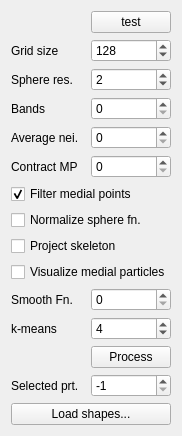
This is particles/particles-widget.ui in ialhashim/ddtt-dev as Qt 5 draws it before an edit. The edited form follows.
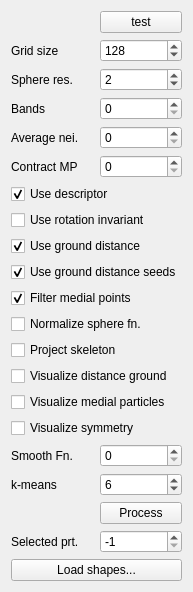
This is the edited form.

Commit message: [particles] looking into symmetry analysis.

What changed in the file:
```diff
--- a/particles/particles-widget.ui
+++ b/particles/particles-widget.ui
@@ -7,13 +7,47 @@
     <x>0</x>
     <y>0</y>
     <width>173</width>
-    <height>422</height>
+    <height>588</height>
    </rect>
   </property>
   <property name="windowTitle">
    <string>Particles</string>
   </property>
   <layout class="QGridLayout" name="gridLayout">
+   <item row="13" column="0" colspan="2">
+    <widget class="QCheckBox" name="projectSkeleton">
+     <property name="text">
+      <string>Project skeleton</string>
+     </property>
+    </widget>
+   </item>
+   <item row="22" column="0" colspan="2">
+    <widget class="QPushButton" name="loadShapes">
+     <property name="text">
+      <string>Load shapes...</string>
+     </property>
+    </widget>
+   </item>
+   <item row="21" column="0">
+    <widget class="QLabel" name="label">
+     <property name="text">
+      <string>Selected prt.</string>
+     </property>
+    </widget>
+   </item>
+   <item row="3" column="1">
+    <widget class="QSpinBox" name="bands">
+     <property name="minimum">
+      <number>0</number>
+     </property>
+     <property name="maximum">
+      <number>120</number>
+     </property>
+     <property name="value">
+      <number>0</number>
+     </property>
+    </widget>
+   </item>
    <item row="0" column="1">
     <widget class="QPushButton" name="testButton">
      <property name="text">
@@ -21,40 +55,8 @@
      </property>
     </widget>
    </item>
-   <item row="4" column="0">
-    <widget class="QLabel" name="avgNeighItersLabel">
-     <property name="text">
-      <string>Average nei.</string>
-     </property>
-    </widget>
-   </item>
-   <item row="15" column="0">
-    <widget class="QLabel" name="label">
-     <property name="text">
-      <string>Selected prt.</string>
-     </property>
-    </widget>
-   </item>
-   <item row="16" column="0" colspan="2">
-    <widget class="QPushButton" name="loadShapes">
-     <property name="text">
-      <string>Load shapes...</string>
-     </property>
-    </widget>
-   </item>
-   <item row="14" column="1">
-    <widget class="QPushButton" name="processShapesButton">
-     <property name="text">
-      <string>Process</string>
-     </property>
-    </widget>
-   </item>
-   <item row="9" column="0" colspan="2">
-    <widget class="QCheckBox" name="projectSkeleton">
-     <property name="text">
-      <string>Project skeleton</string>
-     </property>
-    </widget>
+   <item row="5" column="1">
+    <widget class="QSpinBox" name="contractMedial"/>
    </item>
    <item row="1" column="1">
     <widget class="QSpinBox" name="gridsize">
@@ -69,23 +71,34 @@
      </property>
     </widget>
    </item>
-   <item row="3" column="1">
-    <widget class="QSpinBox" name="bands">
-     <property name="minimum">
-      <number>0</number>
+   <item row="2" column="0">
+    <widget class="QLabel" name="label_3">
+     <property name="text">
+      <string>Sphere res.</string>
      </property>
+    </widget>
+   </item>
+   <item row="10" column="0" colspan="2">
+    <widget class="QCheckBox" name="useGroundDistSeed">
+     <property name="text">
+      <string>Use ground distance seeds</string>
+     </property>
+     <property name="checked">
+      <bool>true</bool>
+     </property>
+    </widget>
+   </item>
+   <item row="2" column="1">
+    <widget class="QSpinBox" name="sphereResolution">
      <property name="maximum">
-      <number>120</number>
+      <number>12</number>
      </property>
      <property name="value">
-      <number>0</number>
+      <number>2</number>
      </property>
     </widget>
    </item>
-   <item row="5" column="1">
-    <widget class="QSpinBox" name="contractMedial"/>
-   </item>
-   <item row="17" column="1">
+   <item row="23" column="1">
     <spacer name="verticalSpacer">
      <property name="orientation">
       <enum>Qt::Vertical</enum>
@@ -98,61 +111,13 @@
      </property>
     </spacer>
    </item>
-   <item row="11" column="0">
+   <item row="17" column="0">
     <widget class="QLabel" name="fnSmoothItersLabel">
      <property name="text">
       <string>Smooth Fn.</string>
      </property>
     </widget>
    </item>
-   <item row="15" column="1">
-    <widget class="QSpinBox" name="selectedParticle">
-     <property name="minimum">
-      <number>-1</number>
-     </property>
-     <property name="maximum">
-      <number>100000000</number>
-     </property>
-     <property name="value">
-      <number>-1</number>
-     </property>
-    </widget>
-   </item>
-   <item row="5" column="0">
-    <widget class="QLabel" name="label_6">
-     <property name="text">
-      <string>Contract MP</string>
-     </property>
-    </widget>
-   </item>
-   <item row="11" column="1">
-    <widget class="QSpinBox" name="fnSmoothIters">
-     <property name="maximum">
-      <number>200</number>
-     </property>
-    </widget>
-   </item>
-   <item row="2" column="0">
-    <widget class="QLabel" name="label_3">
-     <property name="text">
-      <string>Sphere res.</string>
-     </property>
-    </widget>
-   </item>
-   <item row="4" column="1">
-    <widget class="QSpinBox" name="avgNeighIters">
-     <property name="value">
-      <number>0</number>
-     </property>
-    </widget>
-   </item>
-   <item row="10" column="0" colspan="2">
-    <widget class="QCheckBox" name="showMedial">
-     <property name="text">
-      <string>Visualize medial particles</string>
-     </property>
-    </widget>
-   </item>
    <item row="1" column="0">
     <widget class="QLabel" name="label_2">
      <property name="text">
@@ -160,27 +125,21 @@
      </property>
     </widget>
    </item>
-   <item row="13" column="1">
-    <widget class="QSpinBox" name="kclusters">
-     <property name="minimum">
-      <number>1</number>
-     </property>
-     <property name="maximum">
-      <number>120</number>
-     </property>
+   <item row="4" column="1">
+    <widget class="QSpinBox" name="avgNeighIters">
      <property name="value">
-      <number>4</number>
+      <number>0</number>
      </property>
     </widget>
    </item>
-   <item row="3" column="0">
-    <widget class="QLabel" name="label_5">
+   <item row="4" column="0">
+    <widget class="QLabel" name="avgNeighItersLabel">
      <property name="text">
-      <string>Bands</string>
+      <string>Average nei.</string>
      </property>
     </widget>
    </item>
-   <item row="8" column="0" colspan="2">
+   <item row="12" column="0" colspan="2">
     <widget class="QCheckBox" name="normalizeSphereFn">
      <property name="text">
       <string>Normalize sphere fn.</string>
@@ -190,24 +149,51 @@
      </property>
     </widget>
    </item>
-   <item row="13" column="0">
+   <item row="14" column="0" colspan="2">
+    <widget class="QCheckBox" name="showDistGround">
+     <property name="text">
+      <string>Visualize distance ground</string>
+     </property>
+    </widget>
+   </item>
+   <item row="3" column="0">
+    <widget class="QLabel" name="label_5">
+     <property name="text">
+      <string>Bands</string>
+     </property>
+    </widget>
+   </item>
+   <item row="19" column="0">
     <widget class="QLabel" name="label_4">
      <property name="text">
       <string>k-means</string>
      </property>
     </widget>
    </item>
-   <item row="2" column="1">
-    <widget class="QSpinBox" name="sphereResolution">
+   <item row="21" column="1">
+    <widget class="QSpinBox" name="selectedParticle">
+     <property name="minimum">
+      <number>-1</number>
+     </property>
      <property name="maximum">
-      <number>12</number>
+      <number>100000000</number>
      </property>
      <property name="value">
-      <number>2</number>
+      <number>-1</number>
      </property>
     </widget>
    </item>
-   <item row="7" column="0" colspan="2">
+   <item row="9" column="0" colspan="2">
+    <widget class="QCheckBox" name="useGroundDist">
+     <property name="text">
+      <string>Use ground distance</string>
+     </property>
+     <property name="checked">
+      <bool>true</bool>
+     </property>
+    </widget>
+   </item>
+   <item row="11" column="0" colspan="2">
     <widget class="QCheckBox" name="filterMedialPoints">
      <property name="text">
       <string>Filter medial points</string>
@@ -217,6 +203,71 @@
      </property>
     </widget>
    </item>
+   <item row="6" column="0" colspan="2">
+    <widget class="QCheckBox" name="useDescriptor">
+     <property name="text">
+      <string>Use descriptor</string>
+     </property>
+     <property name="checked">
+      <bool>true</bool>
+     </property>
+    </widget>
+   </item>
+   <item row="19" column="1">
+    <widget class="QSpinBox" name="kclusters">
+     <property name="minimum">
+      <number>1</number>
+     </property>
+     <property name="maximum">
+      <number>120</number>
+     </property>
+     <property name="value">
+      <number>6</number>
+     </property>
+    </widget>
+   </item>
+   <item row="7" column="0" colspan="2">
+    <widget class="QCheckBox" name="useRotationInv">
+     <property name="text">
+      <string>Use rotation invariant</string>
+     </property>
+    </widget>
+   </item>
+   <item row="20" column="1">
+    <widget class="QPushButton" name="processShapesButton">
+     <property name="text">
+      <string>Process</string>
+     </property>
+    </widget>
+   </item>
+   <item row="5" column="0">
+    <widget class="QLabel" name="label_6">
+     <property name="text">
+      <string>Contract MP</string>
+     </property>
+    </widget>
+   </item>
+   <item row="15" column="0" colspan="2">
+    <widget class="QCheckBox" name="showMedial">
+     <property name="text">
+      <string>Visualize medial particles</string>
+     </property>
+    </widget>
+   </item>
+   <item row="17" column="1">
+    <widget class="QSpinBox" name="fnSmoothIters">
+     <property name="maximum">
+      <number>200</number>
+     </property>
+    </widget>
+   </item>
+   <item row="16" column="0" colspan="2">
+    <widget class="QCheckBox" name="showSymmetry">
+     <property name="text">
+      <string>Visualize symmetry</string>
+     </property>
+    </widget>
+   </item>
   </layout>
  </widget>
  <resources/>
```
The commit also changes 7 other files.
